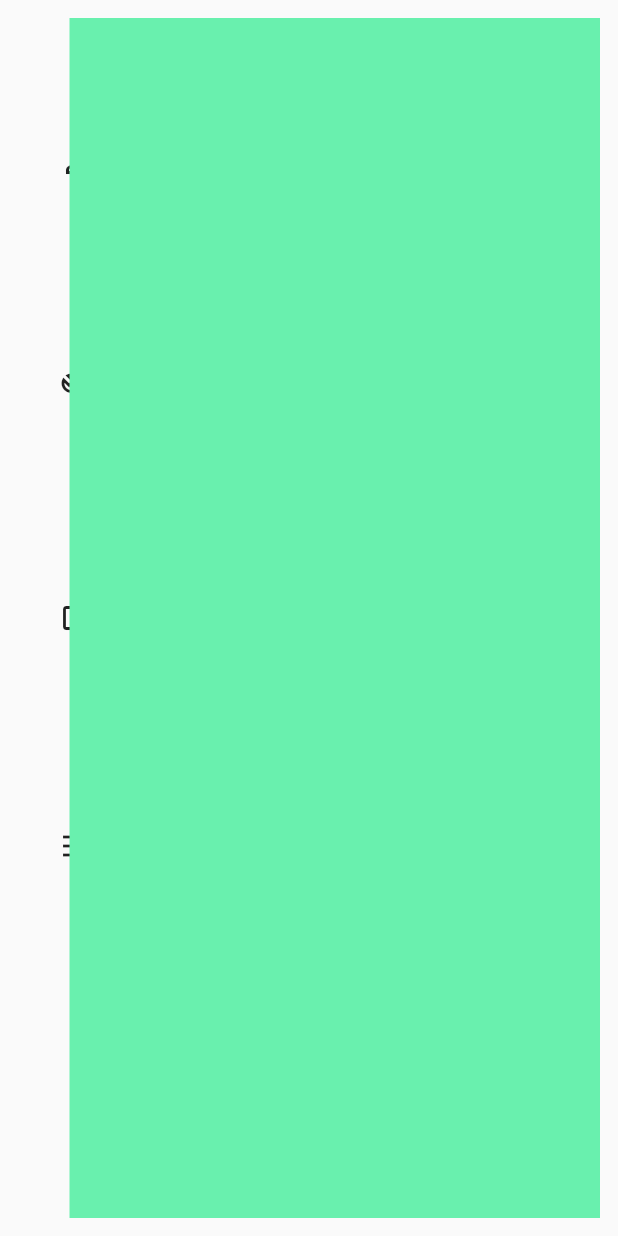
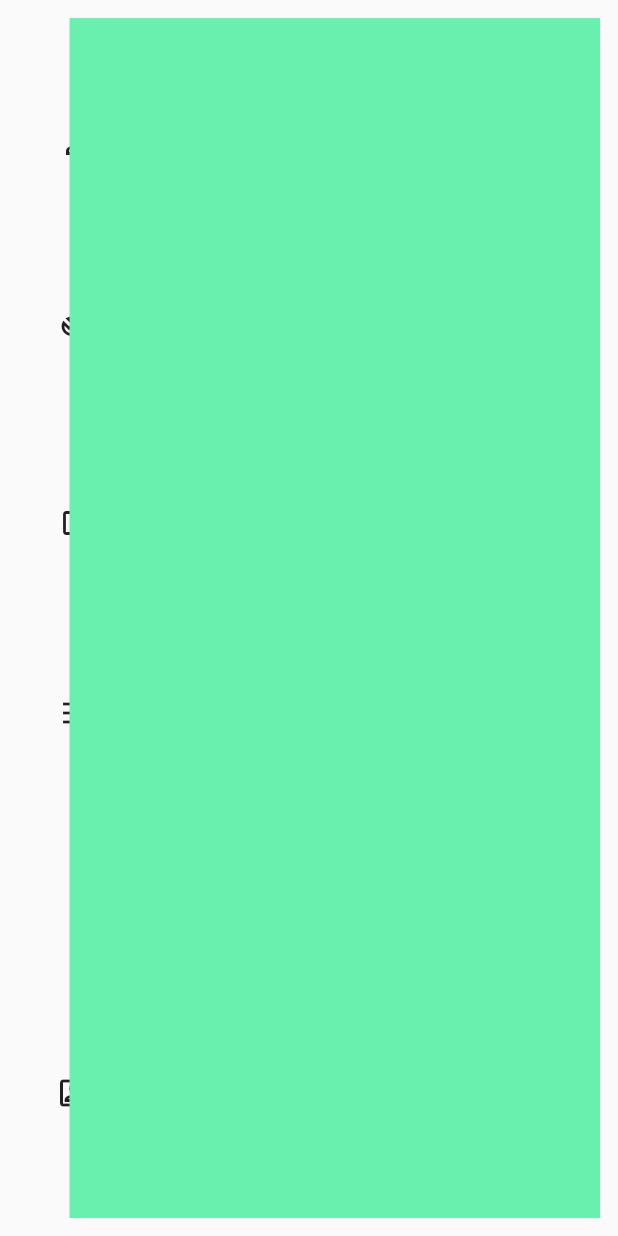
Before and after one commit to MinJaehyun/flutter_portfolio_, a Flutter app: the screen it shows after launch, on a phone screen of 412 x 824 dp. Run offline on Flutter 3.47's test engine with Material 2 defaults, Android fonts, the phone set to English and light mode, and no system bars; our stand-ins replace flutter_svg.

Commit message:
중복된 코드 개선함

```diff
--- a/lib/pages/init_page.dart
+++ b/lib/pages/init_page.dart
@@ -10,8 +10,6 @@ class InitPage extends StatelessWidget {
       body: Container(
         child: LayoutBuilder(
           builder: (context, constraints) {
-            // note: mobile_body
-            if (constraints.maxWidth < 1400) {
             return Row(
               children: [
                 Flexible(
@@ -29,6 +27,7 @@ class InitPage extends StatelessWidget {
                               onPressed: () {},
                               icon: Icon(Icons.perm_identity_outlined),
                             ),
+                            if (constraints.maxWidth > 1400) Text('ABOUT'),
                           ],
                         ),
                         Column(
@@ -37,6 +36,7 @@ class InitPage extends StatelessWidget {
                               onPressed: () {},
                               icon: Icon(Icons.build_outlined),
                             ),
+                            if (constraints.maxWidth > 1400) Text('WORKS'),
                           ],
                         ),
                         Column(
@@ -47,6 +47,7 @@ class InitPage extends StatelessWidget {
                                 Icons.note_outlined,
                               ),
                             ),
+                            if (constraints.maxWidth > 1400) Text('BLOG'),
                           ],
                         ),
                         Column(
@@ -57,6 +58,7 @@ class InitPage extends StatelessWidget {
                                 Icons.format_list_numbered_rtl_outlined,
                               ),
                             ),
+                            if (constraints.maxWidth > 1400) Text('NOTION'),
                           ],
                         ),
                         Column(
@@ -65,6 +67,16 @@ class InitPage extends StatelessWidget {
                               onPressed: () {},
                               icon: SvgPicture.asset('assets/images/left_list/github-5.svg'),
                             ),
+                            if (constraints.maxWidth > 1400) Text('GITHUB'),
+                          ],
+                        ),
+                        Column(
+                          children: [
+                            IconButton(
+                              onPressed: () {},
+                              icon: Icon(Icons.contact_mail_outlined),
+                            ),
+                            if (constraints.maxWidth > 1400) Text('CONTACT'),
                           ],
                         ),
                       ],
@@ -76,92 +88,11 @@ class InitPage extends StatelessWidget {
                   child: Container(
                     margin: EdgeInsets.all(12.0),
                     padding: EdgeInsets.all(20.0),
-                      decoration: BoxDecoration(
-                        color: Colors.greenAccent,
-                      ),
+                    decoration: BoxDecoration(color: Colors.greenAccent),
                   ),
                 ),
               ],
             );
-            }
-            // note: desktop_body
-            else {
-              return Row(
-                children: [
-                  Flexible(
-                    fit: FlexFit.tight,
-                    child: Container(
-                      margin: EdgeInsets.all(12.0),
-                      padding: EdgeInsets.all(20.0),
-                      child: Column(
-                        mainAxisAlignment: MainAxisAlignment.spaceAround,
-                        children: [
-                          Column(
-                            children: [
-                              IconButton(
-                                onPressed: () {},
-                                icon: Icon(Icons.perm_identity_outlined),
-                              ),
-                              Text('ABOUT'),
-                            ],
-                          ),
-                          Column(
-                            children: [
-                              IconButton(
-                                onPressed: () {},
-                                icon: Icon(Icons.build_outlined),
-                              ),
-                              Text('WORKS'),
-                            ],
-                          ),
-                          Column(
-                            children: [
-                              IconButton(
-                                onPressed: () {},
-                                icon: Icon(
-                                  Icons.note_outlined,
-                                ),
-                              ),
-                              Text('BLOG'),
-                            ],
-                          ),
-                          Column(
-                            children: [
-                              IconButton(
-                                onPressed: () {},
-                                icon: Icon(
-                                  Icons.format_list_numbered_rtl_outlined,
-                                ),
-                              ),
-                              Text('NOTION'),
-                            ],
-                          ),
-                          Column(
-                            children: [
-                              IconButton(
-                                onPressed: () {},
-                                icon: SvgPicture.asset('assets/images/left_list/github-5.svg'),
-                              ),
-                              Text('GITHUB'),
-                            ],
-                          ),
-                        ],
-                      ),
-                    ),
-                  ),
-
-                  // note: 우측 컨테이너
-                  Flexible(
-                    flex: 11,
-                    child: Container(
-                      margin: EdgeInsets.all(12.0),
-                      padding: EdgeInsets.all(20.0),
-                      color: Colors.greenAccent,
-                    ),
-                  ),
-                ],
-              );
-            }
           },
         ),
       ),
```
Lines whose indentation alone changed are shown as unchanged.
